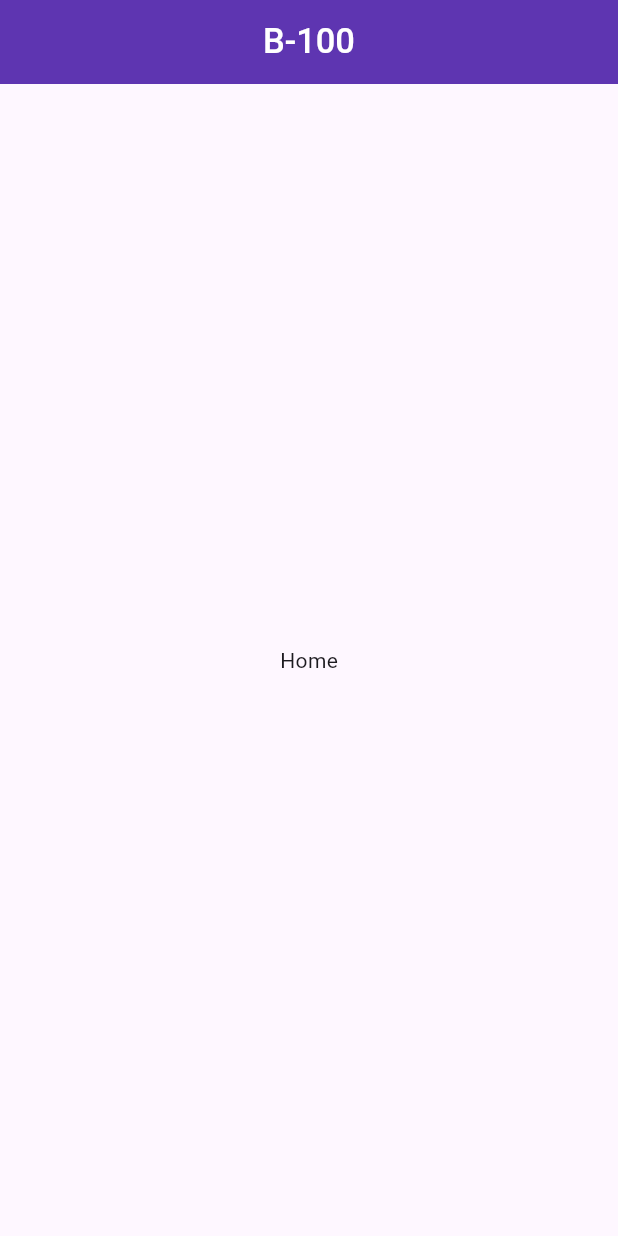
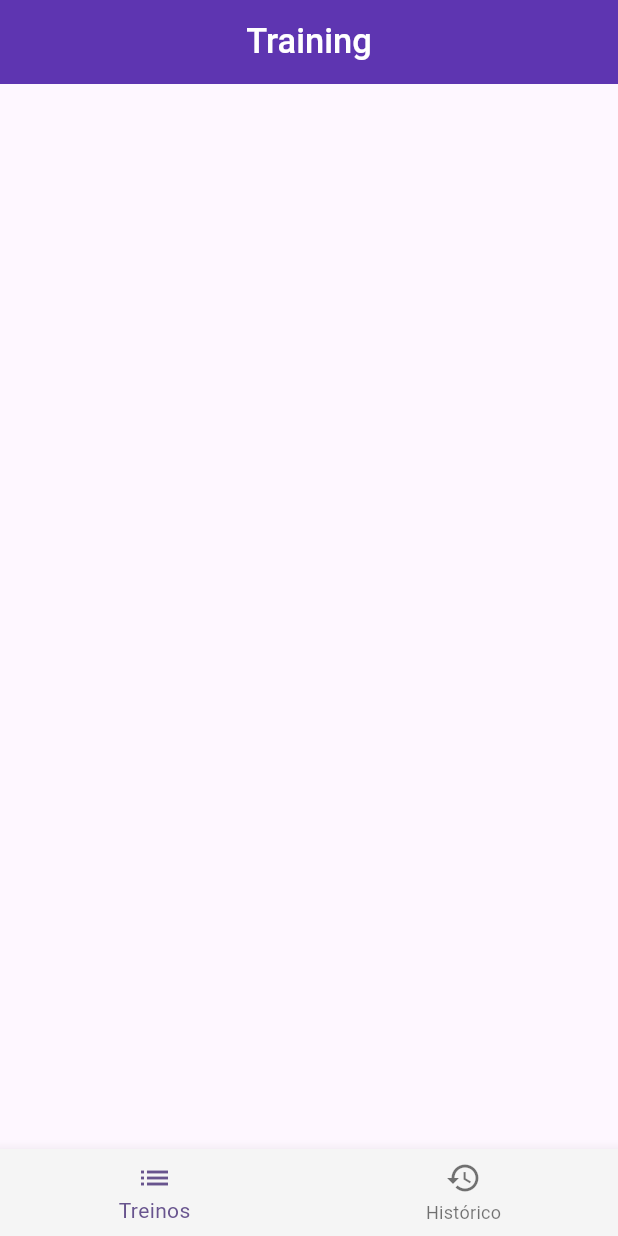
Before and after one commit to racalixta/flutter_basketball_100, a Flutter app: the screen it shows after launch, on a phone screen of 412 x 824 dp. Run offline on Flutter 3.47's test engine with Material 2 defaults, Android fonts, the phone set to English and light mode, and no system bars.

Commit message:
criacao da base das pages historico e treinos

```diff
--- a/lib/myapp.dart
+++ b/lib/myapp.dart
@@ -7,7 +7,7 @@ class MyApp extends StatelessWidget {
   @override
   Widget build(BuildContext context) {
     return MaterialApp(
-      title: "B-100",
+      title: "BS-100",
       debugShowCheckedModeBanner: false,
       theme: ThemeData(
         colorScheme: ColorScheme.fromSeed(seedColor: Colors.deepPurple),
--- /dev/null
+++ b/lib/pages/historic_page.dart
@@ -0,0 +1,26 @@
+import 'package:flutter/material.dart';
+
+class HistoricPage extends StatefulWidget {
+  const HistoricPage({super.key});
+
+  @override
+  State<HistoricPage> createState() => _HistoricPageState();
+}
+
+class _HistoricPageState extends State<HistoricPage> {
+  @override
+  Widget build(BuildContext context) {
+    return Scaffold(
+      appBar: AppBar(
+        centerTitle: true,
+        title: const Text('History'),
+        backgroundColor: Colors.deepPurple[600],
+        titleTextStyle: const TextStyle(
+          color: Colors.white,
+          fontSize: 23,
+          fontWeight: FontWeight.w500,
+        ),
+      ),
+    );
+  }
+}
--- a/lib/pages/home_page.dart
+++ b/lib/pages/home_page.dart
@@ -1,23 +1,53 @@
 import 'package:flutter/material.dart';
+import 'package:flutter_basketball_100/pages/historic_page.dart';
+import 'package:flutter_basketball_100/pages/training_page.dart';
 
-class HomePage extends StatelessWidget {
+class HomePage extends StatefulWidget {
   const HomePage({super.key});
+
+  @override
+  State<HomePage> createState() => _HomePageState();
+}
+
+class _HomePageState extends State<HomePage> {
+  int currentPage = 0;
+  late PageController pc;
+
+  @override
+  void initState() {
+    super.initState();
+    pc = PageController(initialPage: currentPage);
+  }
+
+  setCurrentPage(page) {
+    setState(() {
+      currentPage = page;
+    });
+  }
 
   @override
   Widget build(BuildContext context) {
     return Scaffold(
-      appBar: AppBar(
-        centerTitle: true,
-        title: const Text('B-100'),
-        backgroundColor: Colors.deepPurple[600],
-        titleTextStyle: const TextStyle(
-          color: Colors.white,
-          fontSize: 23,
-          fontWeight: FontWeight.w500,
-        ),
+      body: PageView(
+        controller: pc,
+        onPageChanged: setCurrentPage,
+        children: const [
+          TrainingPage(),
+          HistoricPage(),
+        ],
       ),
-      body: const Center(
-        child: Text('Home'),
+      bottomNavigationBar: BottomNavigationBar(
+        currentIndex: currentPage,
+        items: const [
+          BottomNavigationBarItem(icon: Icon(Icons.list), label: 'Treinos'),
+          BottomNavigationBarItem(
+              icon: Icon(Icons.history), label: 'Histórico'),
+        ],
+        onTap: (page) {
+          pc.animateToPage(page,
+              duration: const Duration(milliseconds: 400), curve: Curves.ease);
+        },
+        backgroundColor: Colors.grey[100],
       ),
     );
   }
--- /dev/null
+++ b/lib/pages/training_page.dart
@@ -0,0 +1,26 @@
+import 'package:flutter/material.dart';
+
+class TrainingPage extends StatefulWidget {
+  const TrainingPage({super.key});
+
+  @override
+  State<TrainingPage> createState() => _TrainingPageState();
+}
+
+class _TrainingPageState extends State<TrainingPage> {
+  @override
+  Widget build(BuildContext context) {
+    return Scaffold(
+      appBar: AppBar(
+        centerTitle: true,
+        title: const Text('Training'),
+        backgroundColor: Colors.deepPurple[600],
+        titleTextStyle: const TextStyle(
+          color: Colors.white,
+          fontSize: 23,
+          fontWeight: FontWeight.w500,
+        ),
+      ),
+    );
+  }
+}
```
